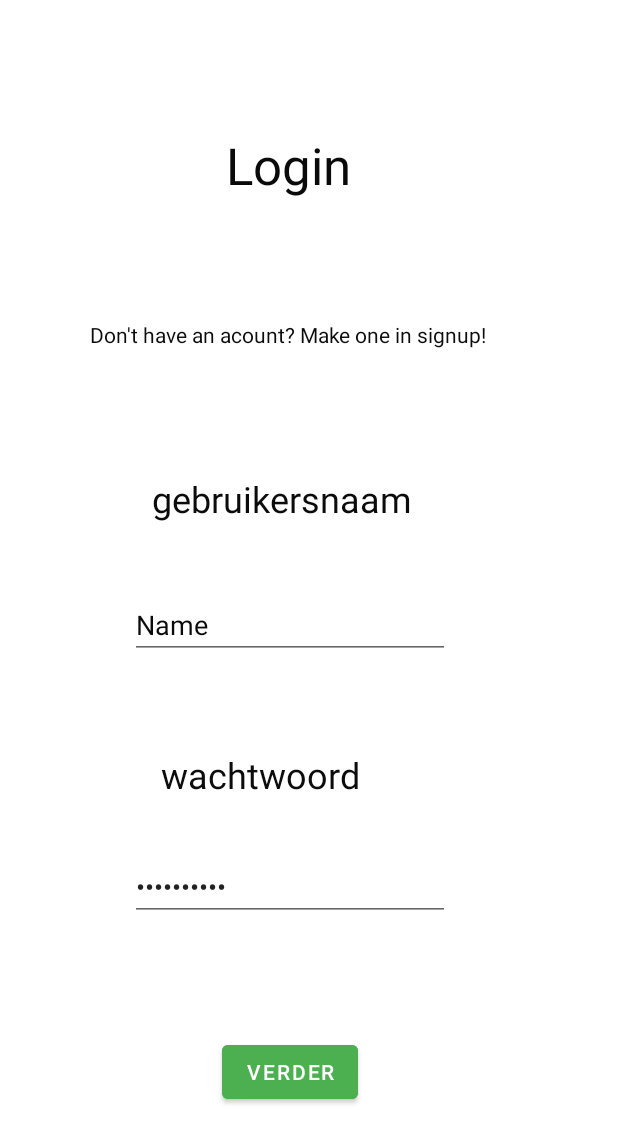
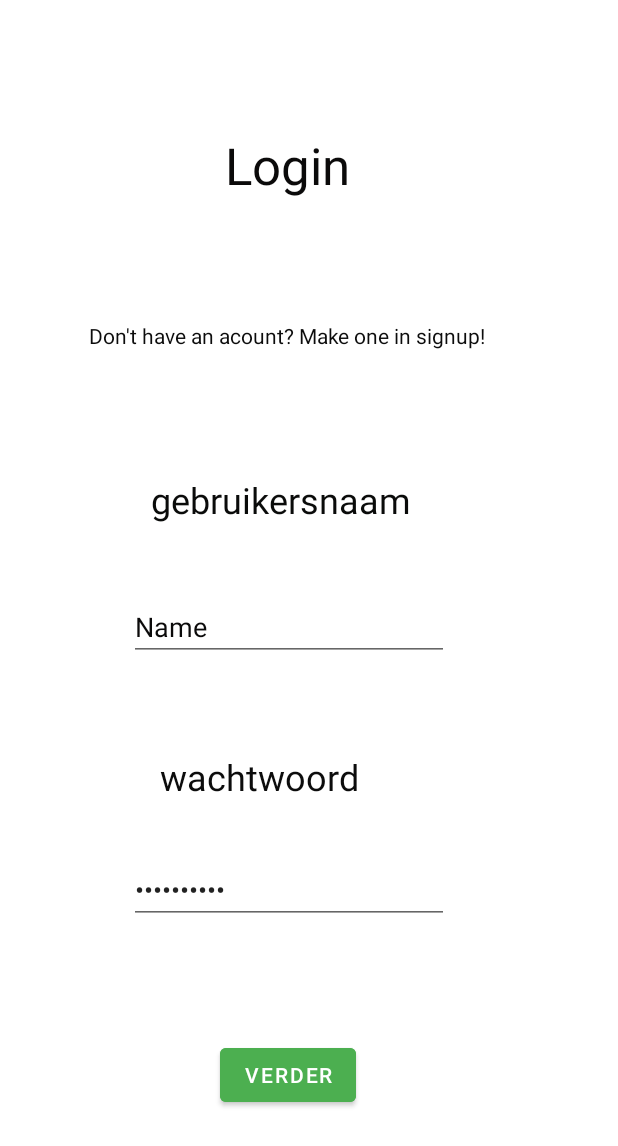
Before and after one commit to kalebatserkoen/kjellwalter2, an Android app: the screen it shows after launch (MainActivity), after a tap on "LOG IN", on a phone screen of 412 x 824 dp. Shown: the top 1146 px of the screen. Run offline under Robolectric (Android 15) with nearby library versions, the phone set to English and light mode, and no system bars.

Commit message:
Layout aanpassen

```diff
--- a/app/src/main/res/layout/activity_main.xml
+++ b/app/src/main/res/layout/activity_main.xml
@@ -9,11 +9,11 @@
     <androidx.fragment.app.FragmentContainerView
         android:id="@+id/titel_landing"
         android:name="androidx.navigation.fragment.NavHostFragment"
-        android:layout_width="391dp"
-        android:layout_height="783dp"
+        android:layout_width="393dp"
+        android:layout_height="785dp"
         android:layout_marginEnd="24dp"
         app:defaultNavHost="true"
         app:layout_constraintEnd_toEndOf="parent"
         app:navGraph="@navigation/navigation"
-        tools:layout_editor_absoluteY="0dp" />
+        tools:layout_editor_absoluteY="-2dp" />
 </androidx.constraintlayout.widget.ConstraintLayout>
```
